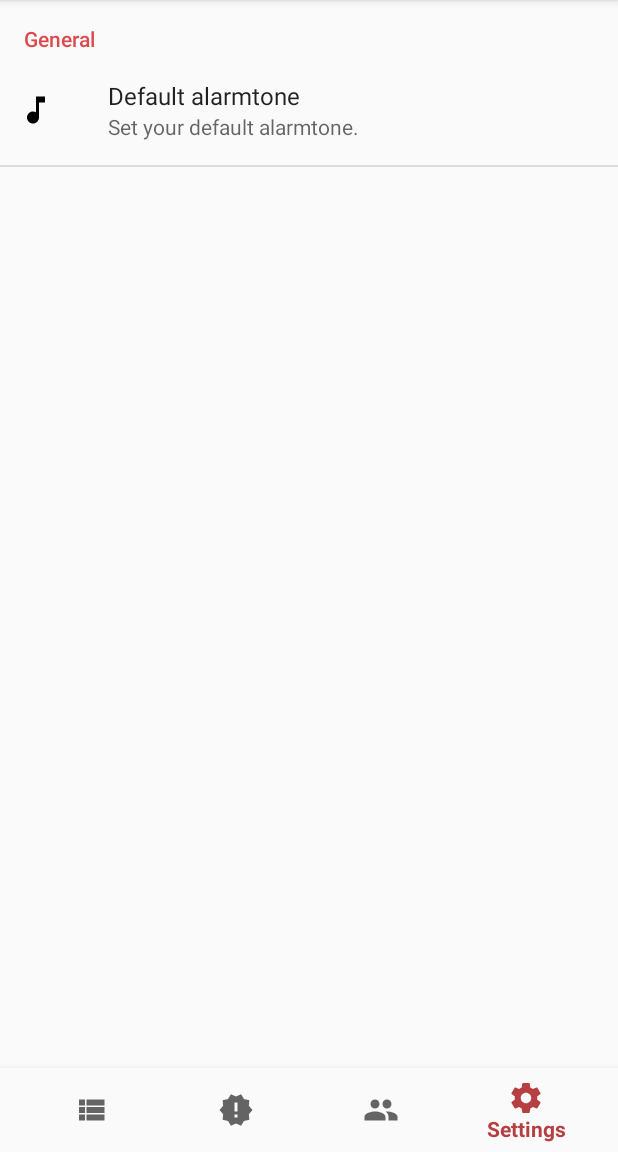
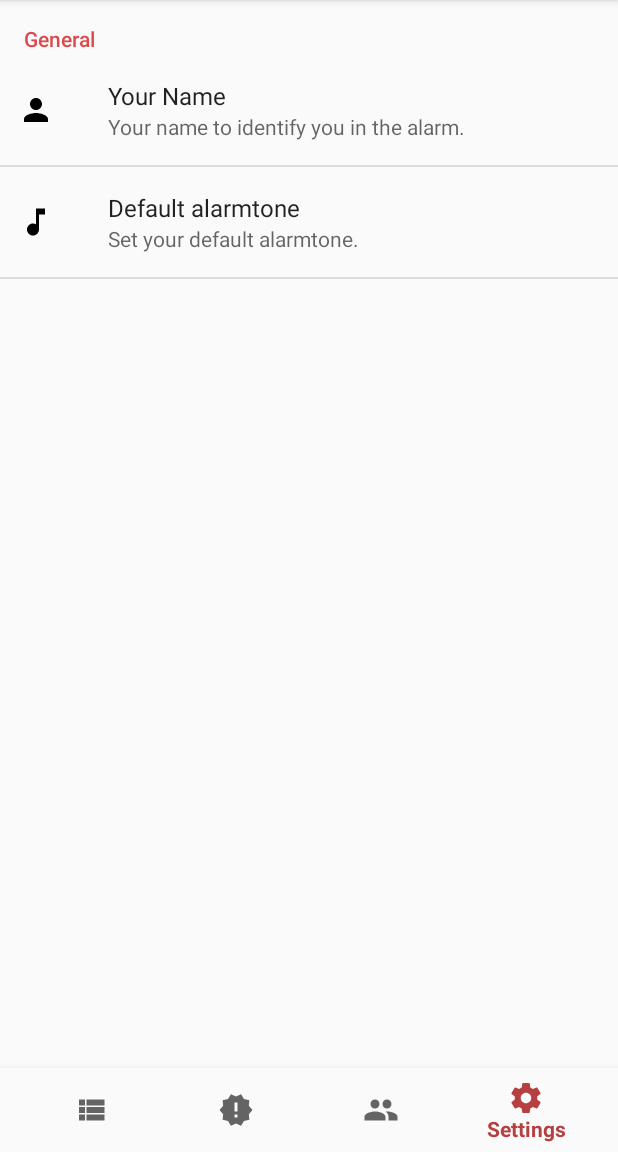
Before and after one commit to dorianweidler/BOSCall, an Android app: the screen it shows after launch (MainActivity), item 4 of the bottom bar chosen, on a phone screen of 412 x 824 dp, the part 84-1236 px from its top. Run offline under Robolectric (Android 15) with nearby library versions, the phone set to English and light mode, and no system bars; 2 statements that could not run were skipped.

Commit message:
Name implemented

```diff
--- a/app/src/main/java/de/boscall/MainActivity.kt
+++ b/app/src/main/java/de/boscall/MainActivity.kt
@@ -27,7 +27,7 @@ class MainActivity : AppCompatActivity() {
         Log.d(this.javaClass.name, "FCM Registration Token: " + token)
     }
 
-    fun switchFragment(navId: Int): Boolean {
+    private fun switchFragment(navId: Int): Boolean {
         val fragment: Fragment?
 
         when (navId) {
@@ -55,6 +55,10 @@ class MainActivity : AppCompatActivity() {
         return true
     }
 
+    fun setContentByNavId(navId: Int) {
+        navigation.selectedItemId = navId
+    }
+
     enum class FragmentID {
         ALARMLIST, NEWS, UNITS, SETTINGS
     }
--- a/app/src/main/java/de/boscall/dto/RegistrationRequest.kt
+++ b/app/src/main/java/de/boscall/dto/RegistrationRequest.kt
@@ -1,3 +1,3 @@
 package de.boscall.dto
 
-data class RegistrationRequest(var unitId: Long, var secret: String, var token: String)
+data class RegistrationRequest(var unitId: Long, var secret: String, var token: String, var userName: String)
--- a/app/src/main/java/de/boscall/dto/TokenUpdateRequest.kt
+++ b/app/src/main/java/de/boscall/dto/TokenUpdateRequest.kt
@@ -1,3 +1,3 @@
 package de.boscall.dto
 
-data class TokenUpdateRequest(val userId: Long, val token: String, val apiKey: String)
+data class TokenUpdateRequest(val userId: Long, val token: String, val apiKey: String, val userName: String)
--- a/app/src/main/java/de/boscall/services/BosCallIdService.kt
+++ b/app/src/main/java/de/boscall/services/BosCallIdService.kt
@@ -5,6 +5,7 @@ import android.preference.PreferenceManager
 import android.util.Log
 import com.google.firebase.iid.FirebaseInstanceId
 import com.google.firebase.iid.FirebaseInstanceIdService
+import de.boscall.R
 import de.boscall.constants.ServiceConfiguration
 import de.boscall.dto.TokenUpdateRequest
 import okhttp3.ResponseBody
@@ -38,7 +39,8 @@ class BosCallIdService : FirebaseInstanceIdService() {
         val apiKey = sharedPref.getString("apiKey", null)
 
         if (userId >= 0 && apiKey != null) {
-            val updateTokenRequest = TokenUpdateRequest(userId, token, apiKey)
+            val userName = sharedPref.getString("itmUserName", getString(R.string.itmDefault_userName))
+            val updateTokenRequest = TokenUpdateRequest(userId, token, apiKey, userName)
             SERVICE.updateToken(updateTokenRequest).enqueue(object : Callback<ResponseBody> {
                 override fun onFailure(call: Call<ResponseBody>?, t: Throwable?) {
                     Log.d(javaClass.name, "Updating token failed")
--- /dev/null
+++ b/app/src/main/res/drawable/ic_person_black_24dp.xml
@@ -0,0 +1,9 @@
+<vector xmlns:android="http://schemas.android.com/apk/res/android"
+    android:width="24dp"
+    android:height="24dp"
+    android:viewportHeight="24.0"
+    android:viewportWidth="24.0">
+    <path
+        android:fillColor="#FF000000"
+        android:pathData="M12,12c2.21,0 4,-1.79 4,-4s-1.79,-4 -4,-4 -4,1.79 -4,4 1.79,4 4,4zM12,14c-2.67,0 -8,1.34 -8,4v2h16v-2c0,-2.66 -5.33,-4 -8,-4z" />
+</vector>
--- a/app/src/main/res/values/strings.xml
+++ b/app/src/main/res/values/strings.xml
@@ -9,6 +9,9 @@
     <string name="grp_settings_general">General</string>
     <string name="itm_default_alarmtone">Default alarmtone</string>
     <string name="itmDesc_default_alarmtone">Set your default alarmtone.</string>
+    <string name="itm_userName">Your Name</string>
+    <string name="itmDesc_userName">Your name to identify you in the alarm.</string>
+    <string name="itmDefault_userName">FirstName LastName</string>
 
     <!-- Units texts -->
     <string name="lblUnits">Units</string>
@@ -16,6 +19,10 @@
     <string name="dlg_confirmDelete_message">Are you sure to delete the unit? There\'s no way back!</string>
     <string name="dlg_confirmDelete_btnYes">Yes</string>
     <string name="dlg_confirmDelete_btnNo">No</string>
+
+    <string name="dlg_userNameUnset_title">Name unset</string>
+    <string name="dlg_userNameUnset_message">You did not specify your name in settings.</string>
+    <string name="dlg_userNameUnset_btnSetNow">Set now</string>
 
     <!-- Notification channels -->
     <string name="not_channel_alarm" translatable="false">boscall_alarm_channel</string>
@@ -28,8 +35,8 @@
     <string name="unitReader_toast_registration_failed">Registration failed, contact license holder!</string>
     <string name="unitReader_toast_unregistration_failed">Unregistration failed, contact license holder!</string>
     <string name="unitReader_toast_permissionRequest_failed">Please grant camera permission to use the QR Scanner</string>
+    <string name="unitReader_toast_reading_failed">Reading the QR-Code failed! Try again!</string>
 
     <!-- row_item -->
     <string name="unitItem_placeholder" translatable="false">Unit placeholder</string>
-    <string name="apiAddress">http://10.0.96.118:8080/api/</string>
 </resources>
--- a/app/src/main/res/xml/settings.xml
+++ b/app/src/main/res/xml/settings.xml
@@ -3,6 +3,15 @@
 
 
     <PreferenceCategory android:title="@string/grp_settings_general">
+        <EditTextPreference
+            android:defaultValue="@string/itmDefault_userName"
+            android:dialogIcon="@drawable/ic_person_black_24dp"
+            android:icon="@drawable/ic_person_black_24dp"
+            android:key="itmUserName"
+            android:selectAllOnFocus="true"
+            android:singleLine="true"
+            android:summary="@string/itmDesc_userName"
+            android:title="@string/itm_userName" />
         <RingtonePreference
             android:icon="@drawable/ic_music_note_black_24dp"
             android:key="itmDefaultAlarmtone"
```
Also changed, not shown: app/src/main/java/de/boscall/SettingsFragment.kt (+28 -0 lines), app/src/main/java/de/boscall/UnitsFragment.kt (+41 -10 lines), app/src/main/res/mipmap-ldpi/ic_launcher.png (added), app/src/main/res/playstore-icon.png (added), 1 other file.
